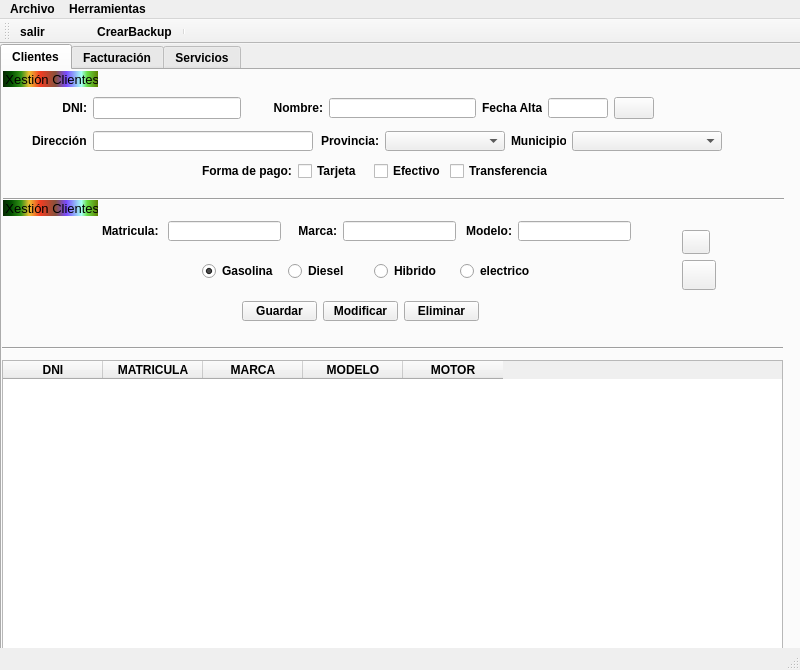
This is ventana.ui in PabloRodriguezLomba/DIprojecto as Qt 5 draws it before an edit. The edited form follows.
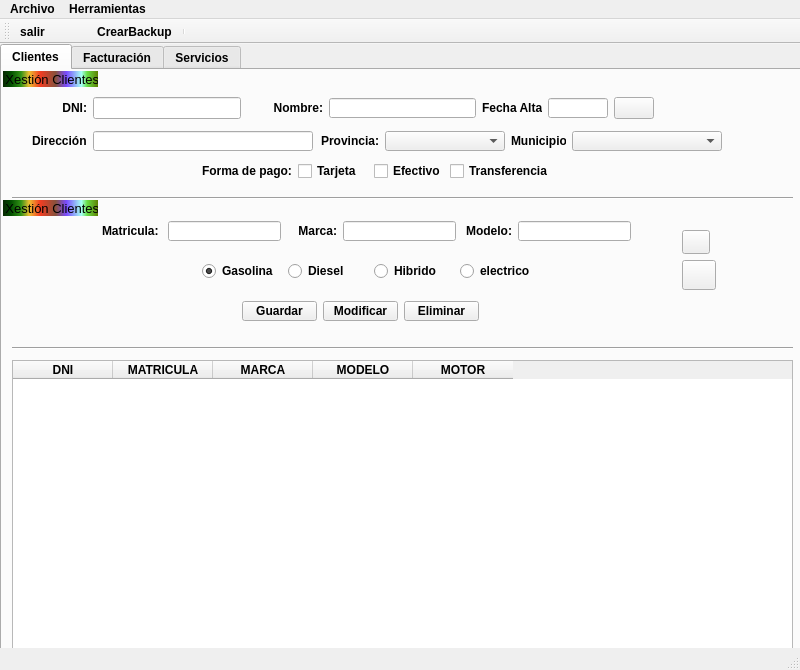
This is the edited form. Icons and pictures are not drawn.

Patch:
```diff
--- a/ventana.ui
+++ b/ventana.ui
@@ -97,7 +97,7 @@
      <widget class="Line" name="line_2">
       <property name="geometry">
        <rect>
-        <x>0</x>
+        <x>10</x>
         <y>270</y>
         <width>781</width>
         <height>16</height>
@@ -108,9 +108,12 @@
       </property>
      </widget>
      <widget class="QTableWidget" name="tabClientes">
+      <property name="enabled">
+       <bool>true</bool>
+      </property>
       <property name="geometry">
        <rect>
-        <x>0</x>
+        <x>10</x>
         <y>290</y>
         <width>781</width>
         <height>290</height>
@@ -157,8 +160,8 @@
      <widget class="Line" name="line">
       <property name="geometry">
        <rect>
-        <x>1</x>
-        <y>121</y>
+        <x>10</x>
+        <y>120</y>
         <width>781</width>
         <height>16</height>
        </rect>
```
